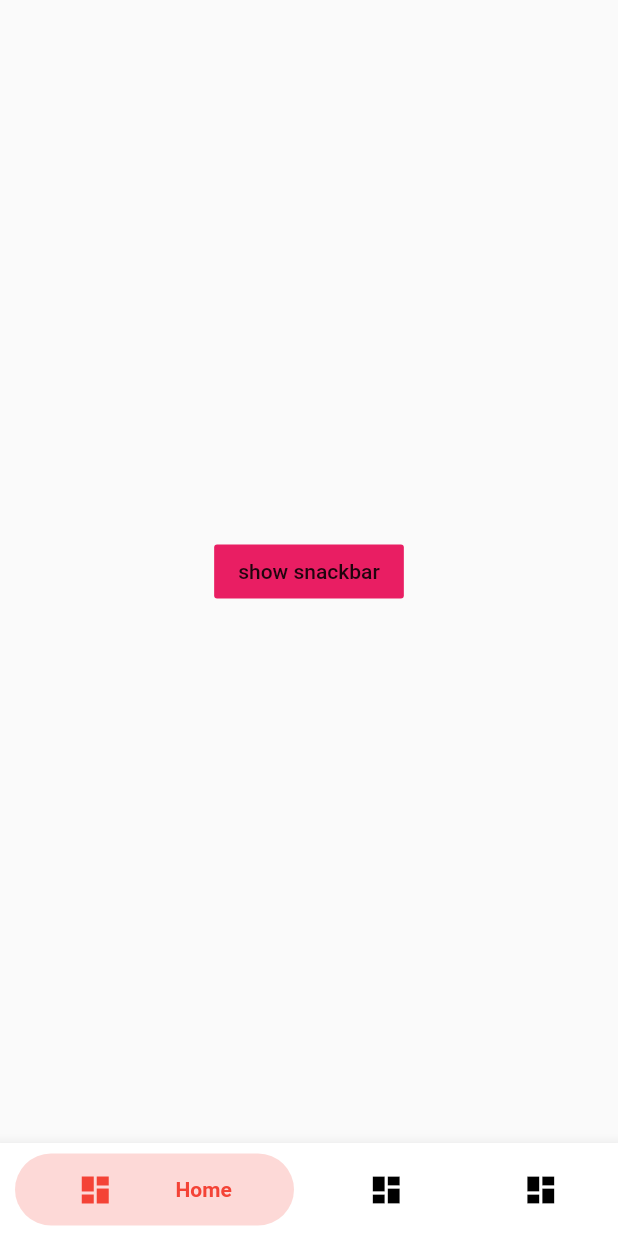
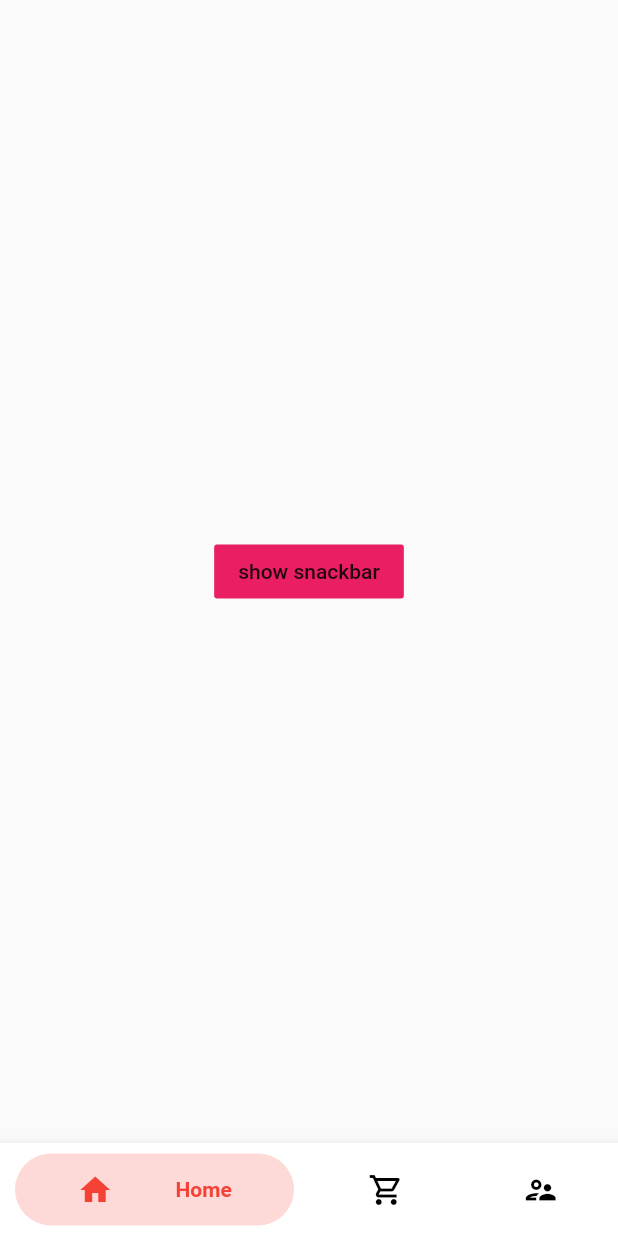
Before and after one commit to nam-ui/Flutter-App__Movies, a Flutter app: the screen it shows after launch, swiped to page 2, on a phone screen of 412 x 824 dp. Run offline on Flutter 3.47's test engine with Material 2 defaults, Android fonts, the phone set to English and light mode, and no system bars; drawn by our look-alikes of bubble_bottom_bar; our stand-ins replace delayed_display, fluro; missing offline and left inert: app_tieng_nhat, wiredash; Roboto replaces fonts that are missing (notoSerif).

Commit message:
push_icon_bottom_nav

```diff
--- a/lib/model/NavigataBottomModel.dart
+++ b/lib/model/NavigataBottomModel.dart
@@ -1,5 +1,5 @@
 class NavigataBottomModel {
-  int icon = 0;
+  dynamic icon = 0;
   String title = "Home";
 
   NavigataBottomModel(
--- a/lib/screen/components/nav_bar/navigation_bottom.dart
+++ b/lib/screen/components/nav_bar/navigation_bottom.dart
@@ -15,9 +15,10 @@ class _NavigationBottomState extends State<NavigationBottom> {
   PageController _pageController = PageController();
   final _widgetOptions = [const Home(), const MovieDetails(), const Account()];
   final List<NavigataBottomModel> titles = [
-    NavigataBottomModel(11, "Home"),
-    NavigataBottomModel(11, "Home"),
-    NavigataBottomModel(11, "Home"),
+    NavigataBottomModel(IconData(0xe318, fontFamily: 'MaterialIcons'), "Home"),
+    NavigataBottomModel(IconData(0xf37f, fontFamily: 'MaterialIcons'), "Cart"),
+    NavigataBottomModel(
+        IconData(0xf402, fontFamily: 'MaterialIcons'), "Account"),
   ];
 
   @override
@@ -39,11 +40,11 @@ class _NavigationBottomState extends State<NavigationBottom> {
             return BubbleBottomBarItem(
                 backgroundColor: Colors.red,
                 icon: Icon(
-                  Icons.dashboard,
+                  title.icon,
                   color: Colors.black,
                 ),
                 activeIcon: Icon(
-                  Icons.dashboard,
+                  title.icon,
                   color: Colors.red,
                 ),
                 title: Text(title.title));
```
Also changed, not shown: lib/localizations/localization.dart (added, +46 -0 lines), lib/localizations/localizations_constants.dart (added, +39 -0 lines).
